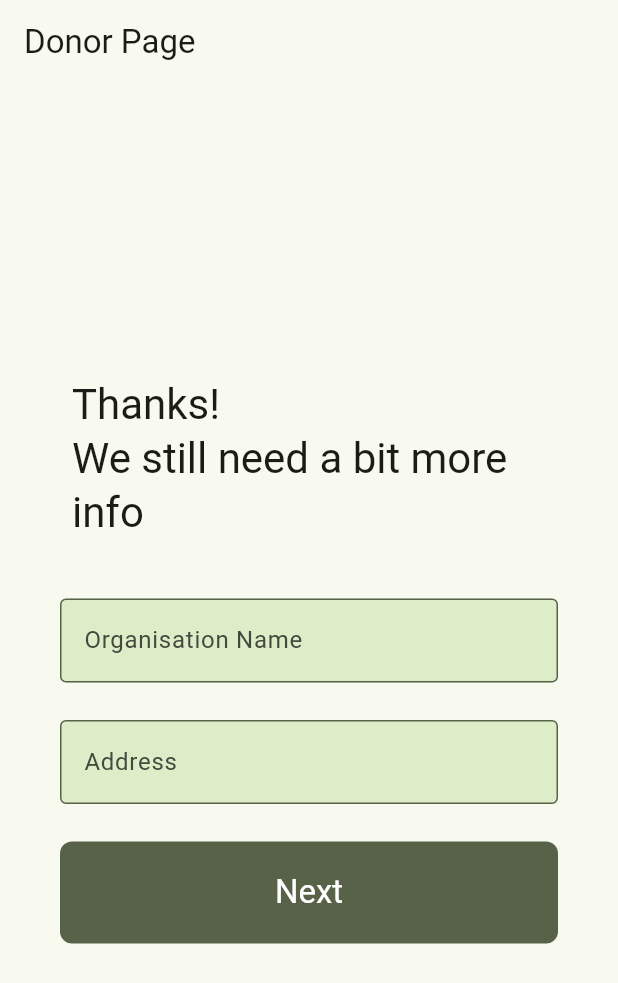
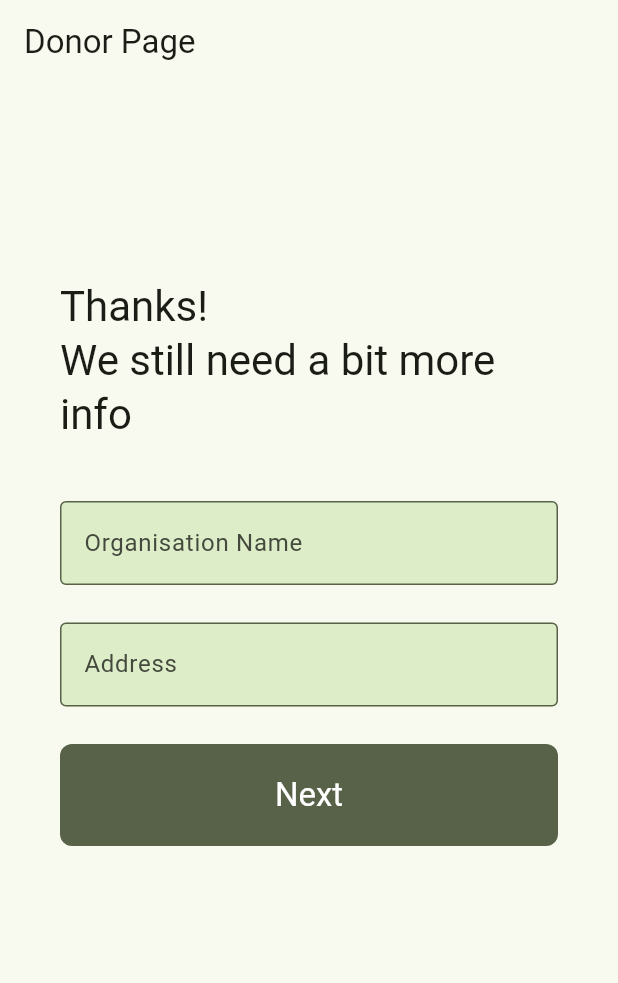
Before and after one commit to K-Mehanna/FullPlate, a Flutter app: the DonorSignupPage screen opened directly, on a phone screen of 412 x 824 dp. Shown: the top 983 px of the screen. Run offline on Flutter 3.47's test engine with Material 3 defaults, Android fonts, the phone set to English and light mode, and no system bars; our stand-ins replace cloud_firestore, dropdown_button2, firebase_auth, firebase_core, geolocator, google_maps_flutter and 2 more; missing offline and left inert: filter_list; accounts and stored records are empty.

Commit message:
feat [AJ]: Add spacing in ktichen/donor additional signup

```diff
--- a/lib/pages/auth/donor_signup.dart
+++ b/lib/pages/auth/donor_signup.dart
@@ -75,12 +75,10 @@ class _DonorSignupPageState extends State<DonorSignupPage> {
               child: Column(
                 mainAxisAlignment: MainAxisAlignment.center,
                 children: [
-                  Padding(
-                    padding: const EdgeInsets.symmetric(horizontal: 8.0),
-                    child: Text(
-                      'Thanks!\nWe still need a bit more info',
-                      style: Theme.of(context).textTheme.headlineMedium!,
-                    ),
+                  Spacer(),
+                  Text(
+                    'Thanks!\nWe still need a bit more info',
+                    style: Theme.of(context).textTheme.headlineMedium!,
                   ),
                   const SizedBox(height: 40),
                   CustomTextField(
@@ -140,6 +138,7 @@ class _DonorSignupPageState extends State<DonorSignupPage> {
                     },
                     text: 'Next',
                   ),
+                  Spacer(flex: 2,),
                 ],
               ),
             ),
```
Also changed, not shown: lib/pages/auth/kitchen_signup.dart (+5 -6 lines).
